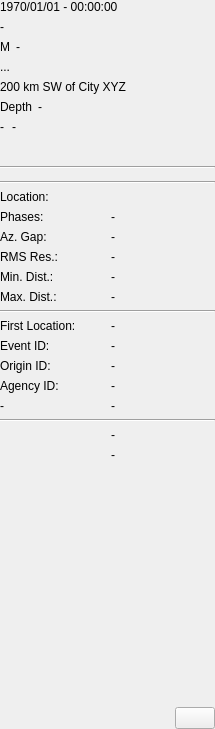
First picture: the form in src/gui-qt4/libs/seiscomp3/gui/datamodel/eventsummary.ui, repository SeisComP/common, before the edit.
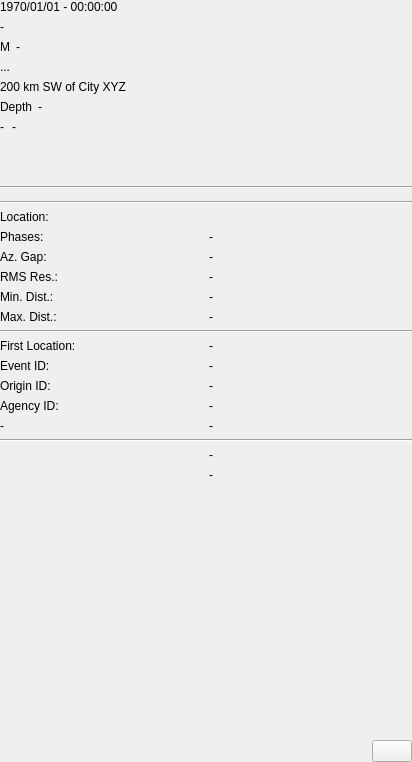
Second picture: the form after the edit.

Commit message: [eventsummary] Add event type to event summary

```diff
--- a/src/gui-qt4/libs/seiscomp3/gui/datamodel/eventsummary.ui
+++ b/src/gui-qt4/libs/seiscomp3/gui/datamodel/eventsummary.ui
@@ -8,8 +8,8 @@
    <rect>
     <x>0</x>
     <y>0</y>
-    <width>215</width>
-    <height>729</height>
+    <width>412</width>
+    <height>762</height>
    </rect>
   </property>
   <property name="windowTitle" >
@@ -178,6 +178,21 @@
      </item>
     </layout>
    </item>
+   <item>
+    <widget class="QLabel" name="type" >
+     <property name="sizePolicy" >
+      <sizepolicy>
+       <hsizetype>13</hsizetype>
+       <vsizetype>5</vsizetype>
+       <horstretch>0</horstretch>
+       <verstretch>0</verstretch>
+      </sizepolicy>
+     </property>
+     <property name="text" >
+      <string/>
+     </property>
+    </widget>
+   </item>
    <item>
     <widget class="QFrame" name="map" >
      <property name="sizePolicy" >
```
The commit also changes 1 other file.
